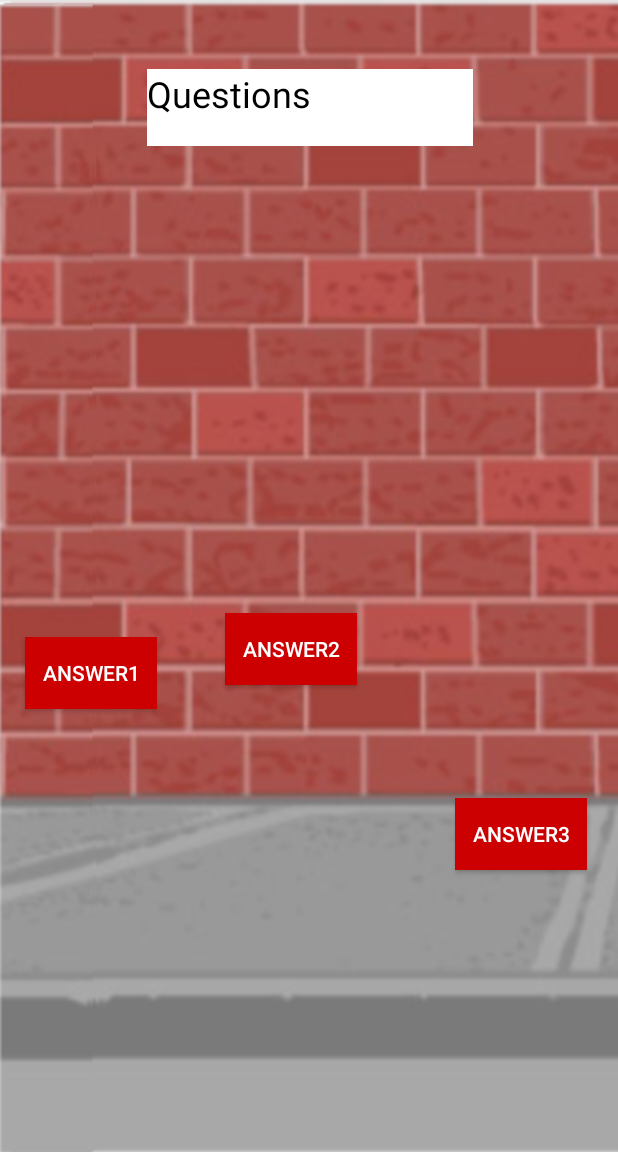
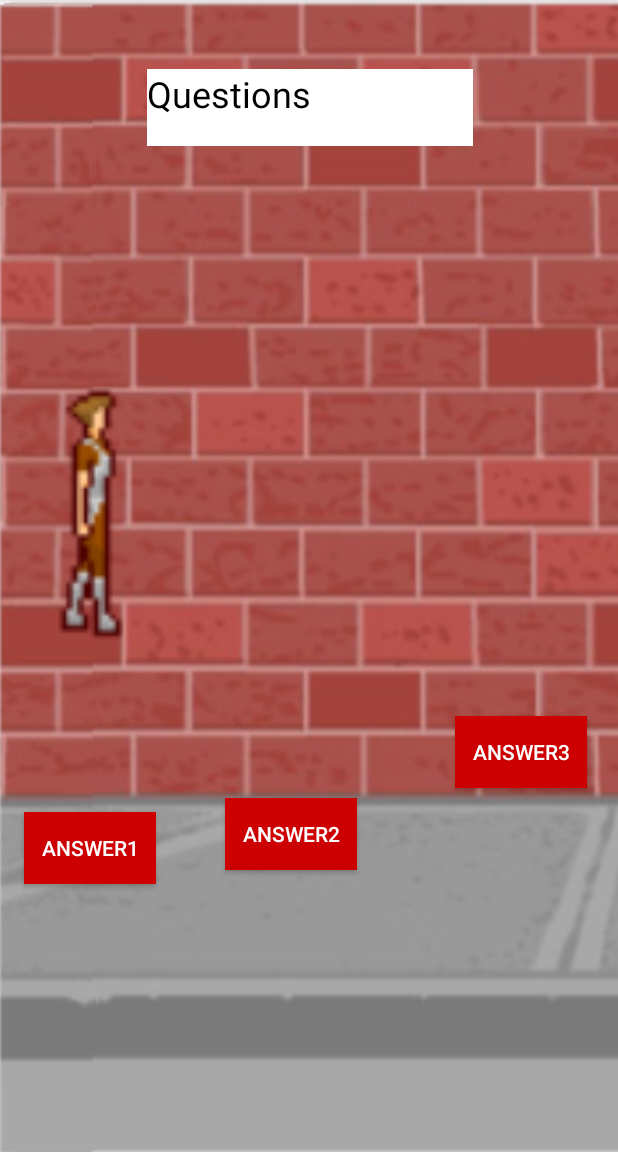
Before and after one commit to DSMan97/Game_English, an Android app: the Questions screen opened directly, with no data from a screen before it, on a phone screen of 412 x 824 dp, the part 84-1236 px from its top. Run offline under Robolectric (Android 15) with nearby library versions, the phone set to English and light mode, and no system bars.

Commit message:
Vista Preguntas Diseño

```diff
--- a/app/src/main/res/layout/activity_main.xml
+++ b/app/src/main/res/layout/activity_main.xml
@@ -4,7 +4,7 @@
     xmlns:tools="http://schemas.android.com/tools"
     android:layout_width="match_parent"
     android:layout_height="match_parent"
-    android:background="@drawable/Stage"
+    android:background="@drawable/stage"
     tools:context=".MainActivity">
 
     <Button
--- a/app/src/main/res/layout/activity_questions.xml
+++ b/app/src/main/res/layout/activity_questions.xml
@@ -4,7 +4,7 @@
     xmlns:tools="http://schemas.android.com/tools"
     android:layout_width="match_parent"
     android:layout_height="match_parent"
-    android:background="@drawable/Stage"
+    android:background="@drawable/stage"
     tools:context=".Questions">
 
     <TextView
@@ -39,10 +39,10 @@
         android:textColor="@android:color/background_light"
         app:layout_constraintBottom_toBottomOf="parent"
         app:layout_constraintEnd_toStartOf="@+id/btna2"
-        app:layout_constraintHorizontal_bias="0.186"
+        app:layout_constraintHorizontal_bias="0.181"
         app:layout_constraintStart_toStartOf="parent"
         app:layout_constraintTop_toTopOf="parent"
-        app:layout_constraintVertical_bias="0.592" />
+        app:layout_constraintVertical_bias="0.758" />
 
     <Button
         android:id="@+id/btna2"
@@ -59,24 +59,41 @@
         app:layout_constraintEnd_toEndOf="parent"
         app:layout_constraintHorizontal_bias="0.078"
         app:layout_constraintStart_toStartOf="parent"
-        app:layout_constraintTop_toBottomOf="@+id/textView" />
+        app:layout_constraintTop_toBottomOf="@+id/textView"
+        app:layout_constraintVertical_bias="0.703" />
 
     <Button
         android:id="@+id/btna3"
         android:layout_width="wrap_content"
         android:layout_height="wrap_content"
         android:layout_marginStart="8dp"
-        android:layout_marginTop="8dp"
+        android:layout_marginTop="292dp"
         android:layout_marginEnd="8dp"
-        android:layout_marginBottom="188dp"
+        android:layout_marginBottom="8dp"
         android:background="@android:color/holo_red_dark"
         android:text="answer3"
         android:textColor="@android:color/background_light"
         app:layout_constraintBottom_toBottomOf="parent"
         app:layout_constraintEnd_toEndOf="parent"
-        app:layout_constraintHorizontal_bias="0.822"
+        app:layout_constraintHorizontal_bias="0.818"
         app:layout_constraintStart_toEndOf="@+id/btna2"
         app:layout_constraintTop_toTopOf="parent"
-        app:layout_constraintVertical_bias="1.0" />
+        app:layout_constraintVertical_bias="0.441" />
+
+    <ImageView
+        android:id="@+id/imageView"
+        android:layout_width="89dp"
+        android:layout_height="237dp"
+        android:layout_marginStart="8dp"
+        android:layout_marginTop="8dp"
+        android:layout_marginEnd="8dp"
+        android:layout_marginBottom="8dp"
+        app:layout_constraintBottom_toBottomOf="parent"
+        app:layout_constraintEnd_toEndOf="parent"
+        app:layout_constraintHorizontal_bias="0.025"
+        app:layout_constraintStart_toStartOf="parent"
+        app:layout_constraintTop_toTopOf="parent"
+        app:layout_constraintVertical_bias="0.395"
+        app:srcCompat="@drawable/sprite1" />
 
 </android.support.constraint.ConstraintLayout>
```
Also changed, not shown: app/src/main/res/drawable/sprite1.png (added), app/src/main/res/drawable/sprite12.png (added), app/src/main/res/drawable/stage.png (renamed from app/src/main/res/drawable/Stage.png).
